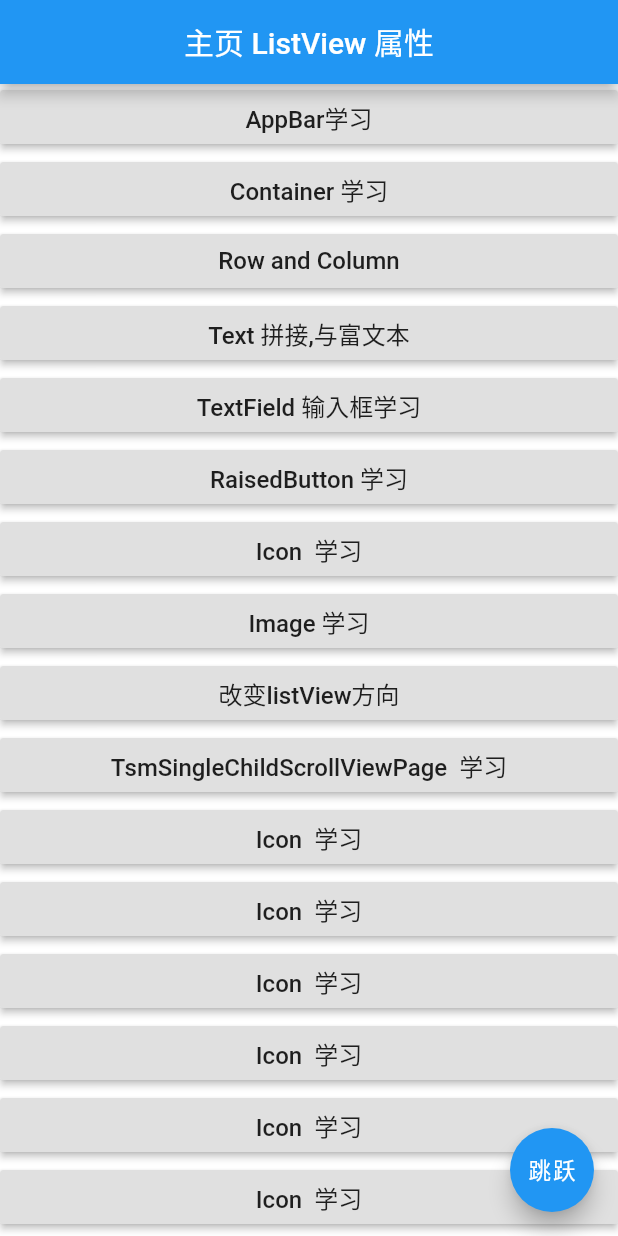
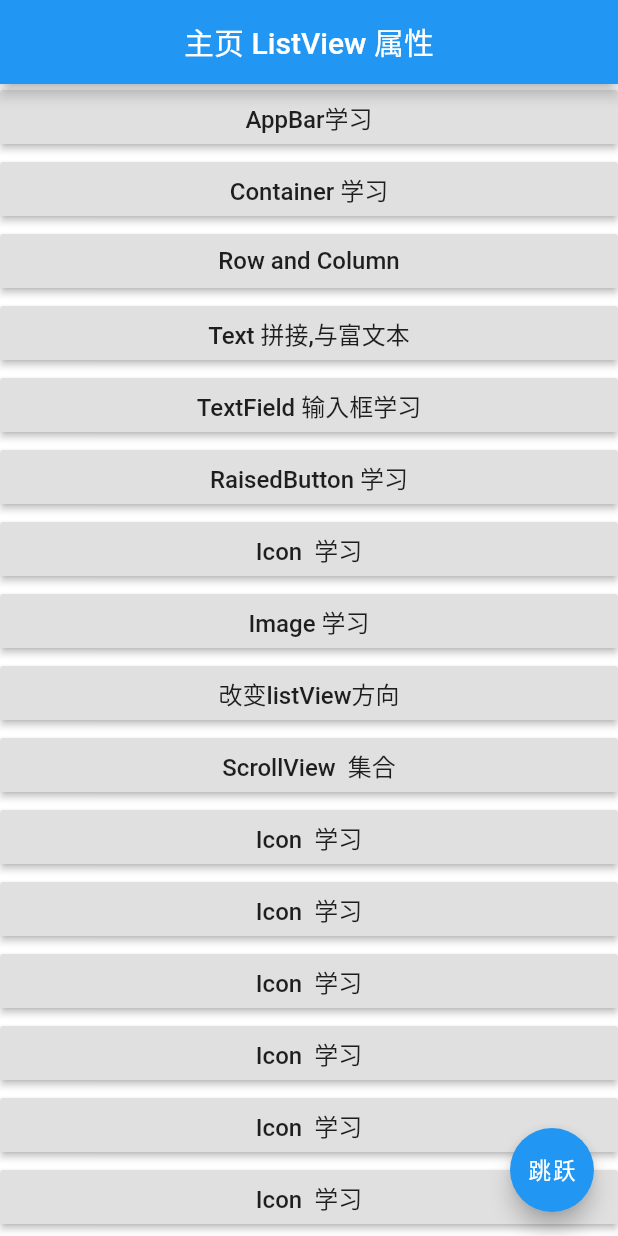
Before and after one commit to tsm19911014/tsm_flutter, a Flutter app: the screen it shows after launch, on a phone screen of 412 x 824 dp. Run offline on Flutter 3.47's test engine with Material 2 defaults, Android fonts, the phone set to English and light mode, and no system bars; our stand-ins replace flutter_html, permission_handler.

Commit message:
SingleChildScrollView 学习

```diff
--- a/lib/main.dart
+++ b/lib/main.dart
@@ -1,15 +1,16 @@
 import 'package:flutter/material.dart';
-import 'package:flutter_app1/tsm_page/TsmContainerPage.dart';
-import 'package:flutter_app1/tsm_page/TsmIconPage.dart';
-import 'package:flutter_app1/tsm_page/TsmImagePage.dart';
+import 'file:///D:/User/flutter_app1/lib/tsm_page/scroll/ScrollBasePage.dart';
+import 'file:///D:/User/flutter_app1/lib/tsm_page/layout/TsmContainerPage.dart';
+import 'file:///D:/User/flutter_app1/lib/tsm_page/image/TsmIconPage.dart';
+import 'file:///D:/User/flutter_app1/lib/tsm_page/image/TsmImagePage.dart';
 import 'package:flutter_app1/tsm_page/TsmMainPage.dart';
-import 'package:flutter_app1/tsm_page/TsmRaisedButtonPage.dart';
-import 'package:flutter_app1/tsm_page/TsmRowAndColumnPage.dart';
-import 'package:flutter_app1/tsm_page/TsmScaffoldPage.dart';
-import 'package:flutter_app1/tsm_page/TsmAppBarPage.dart';
-import 'package:flutter_app1/tsm_page/TsmSingleChildScrollViewPage.dart';
-import 'package:flutter_app1/tsm_page/TsmTextField.dart';
-import 'package:flutter_app1/tsm_page/TsmTextPage.dart';
+import 'file:///D:/User/flutter_app1/lib/tsm_page/button/TsmRaisedButtonPage.dart';
+import 'file:///D:/User/flutter_app1/lib/tsm_page/layout/TsmRowAndColumnPage.dart';
+import 'file:///D:/User/flutter_app1/lib/tsm_page/main/TsmScaffoldPage.dart';
+import 'file:///D:/User/flutter_app1/lib/tsm_page/main/TsmAppBarPage.dart';
+import 'file:///D:/User/flutter_app1/lib/tsm_page/scroll/TsmSingleChildScrollViewPage.dart';
+import 'file:///D:/User/flutter_app1/lib/tsm_page/text/TsmTextField.dart';
+import 'file:///D:/User/flutter_app1/lib/tsm_page/text/TsmTextPage.dart';
 import 'package:flutter_app1/tsm_page_routes.dart';
 
 void main() {
@@ -41,6 +42,7 @@ class MyApp extends StatelessWidget {
         page_routes_icon:(context)=>TsmIconPage(),
         page_routes_iamge:(context)=>TsmImagePage(),
         page_routes_single_child_scroll_view:(context)=>TsmSingleChildScrollViewPage(),
+        page_routes_scroll_base:(context)=>ScrollBasePage(),
       },
       home: TsmMainPage(),
     );
--- a/lib/tsm_page/TsmMainPage.dart
+++ b/lib/tsm_page/TsmMainPage.dart
@@ -51,7 +51,7 @@ class _TsmMainState extends State<TsmMainPage> {
       'Icon  学习',
       "Image 学习",
       '改变listView方向',
-      'TsmSingleChildScrollViewPage  学习',
+      'ScrollView  集合',
       'Icon  学习',
       'Icon  学习',
       'Icon  学习',
@@ -167,7 +167,7 @@ class _TsmMainState extends State<TsmMainPage> {
         });
         break;
       case 10:
-        Navigator.of(context).pushNamed(page_routes_single_child_scroll_view);
+        Navigator.of(context).pushNamed(page_routes_scroll_base);
         break;
     }
   }
--- a/lib/tsm_page_routes.dart
+++ b/lib/tsm_page_routes.dart
@@ -37,3 +37,6 @@ const  String page_routes_iamge=base_routes+"image";
 
 ///TsmSingleChildScrollViewPage 学习
 const  String page_routes_single_child_scroll_view=base_routes+"single_child_scroll_view";
+
+///ScrollView 分支
+const  String page_routes_scroll_base=base_routes+"page_routes_scroll_base";
```
Also changed, not shown: lib/tsm_page/scroll/ScrollBasePage.dart (added, +38 -0 lines), lib/tsm_page/button/TsmRaisedButtonPage.dart (renamed from lib/tsm_page/TsmRaisedButtonPage.dart), lib/tsm_page/image/TsmIconPage.dart (renamed from lib/tsm_page/TsmIconPage.dart), lib/tsm_page/image/TsmImagePage.dart (renamed from lib/tsm_page/TsmImagePage.dart), lib/tsm_page/layout/TsmContainerPage.dart (renamed from lib/tsm_page/TsmContainerPage.dart), lib/tsm_page/layout/TsmRowAndColumnPage.dart (renamed from lib/tsm_page/TsmRowAndColumnPage.dart), lib/tsm_page/main/TsmAppBarPage.dart (renamed from lib/tsm_page/TsmAppBarPage.dart), lib/tsm_page/main/TsmScaffoldPage.dart (renamed from lib/tsm_page/TsmScaffoldPage.dart), lib/tsm_page/scroll/TsmSingleChildScrollViewPage.dart (renamed from lib/tsm_page/TsmSingleChildScrollViewPage.dart), lib/tsm_page/text/TsmTextField.dart (renamed from lib/tsm_page/TsmTextField.dart), lib/tsm_page/text/TsmTextPage.dart (renamed from lib/tsm_page/TsmTextPage.dart).
